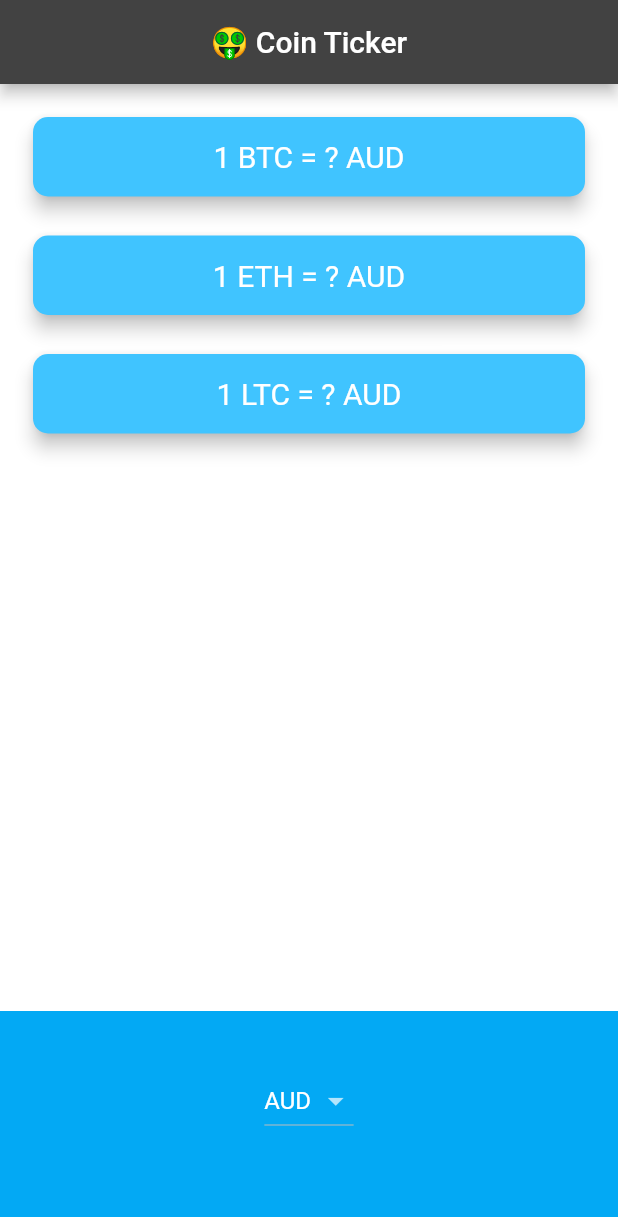
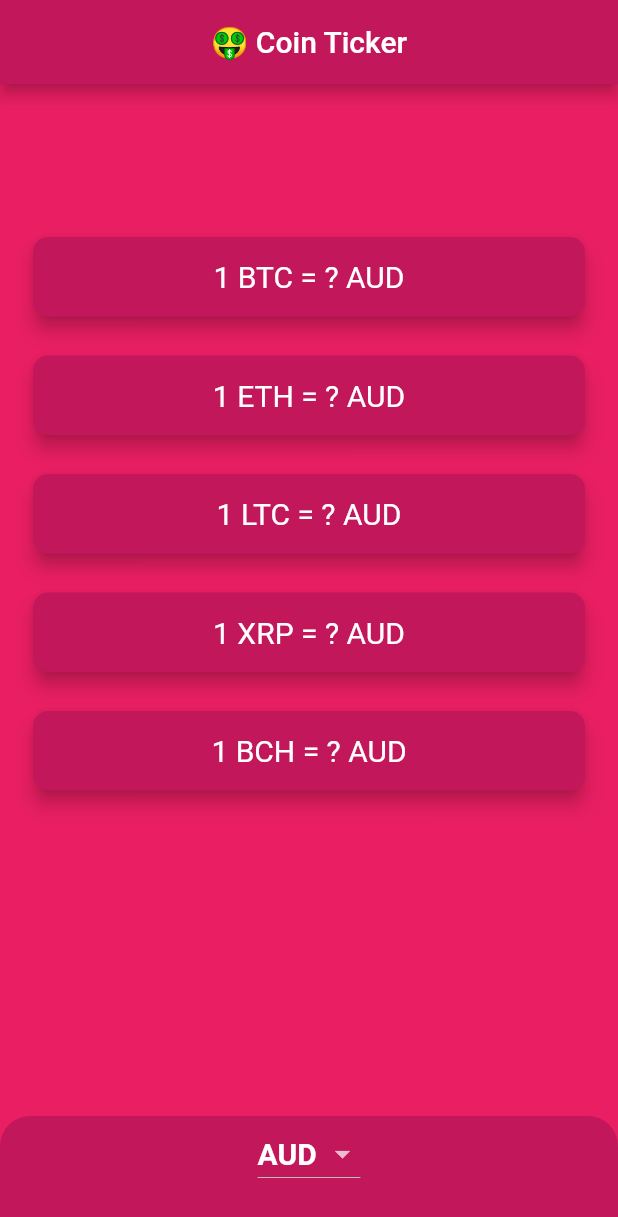
Before and after one commit to its-asaduzzaman/Coin-Tracker, a Flutter app: the screen it shows after launch, on a phone screen of 412 x 824 dp. Shown: the top 1217 px of the screen. Run offline on Flutter 3.47's test engine with Material 2 defaults, Android fonts, the phone set to English and light mode, and no system bars; network calls fail.

Commit message:
change ui and add more CC

```diff
--- a/lib/coin_data.dart
+++ b/lib/coin_data.dart
@@ -29,6 +29,8 @@ const List<String> cryptoList = [
   'BTC',
   'ETH',
   'LTC',
+  'XRP',
+  'BCH'
 ];
 
 const coinApiURL = 'https://rest.coinapi.io/v1/exchangerate';
--- a/lib/main.dart
+++ b/lib/main.dart
@@ -4,13 +4,16 @@ import 'price_screen.dart';
 void main() => runApp(MyApp());
 
 class MyApp extends StatelessWidget {
+  const MyApp({Key? key}) : super(key: key);
+
   @override
   Widget build(BuildContext context) {
     return MaterialApp(
+      debugShowCheckedModeBanner: false,
       theme: ThemeData.dark().copyWith(
-          primaryColor: Colors.lightBlue,
-          scaffoldBackgroundColor: Colors.white),
-      home: PriceScreen(),
+          primaryColor: Colors.redAccent,
+          scaffoldBackgroundColor: Color(0xFFE91E63)),
+      home: const PriceScreen(),
     );
   }
 }
--- a/lib/price_screen.dart
+++ b/lib/price_screen.dart
@@ -2,6 +2,8 @@ import 'package:flutter/material.dart';
 import 'coin_data.dart';
 
 class PriceScreen extends StatefulWidget {
+  const PriceScreen({Key? key}) : super(key: key);
+
   @override
   _PriceScreenState createState() => _PriceScreenState();
 }
@@ -14,7 +16,11 @@ class _PriceScreenState extends State<PriceScreen> {
     for (int i = 0; i < currenciesList.length; i++) {
       String currency = currenciesList[i];
       var newItem = DropdownMenuItem(
-        child: Text(currency),
+        child: Text(currency,style: const TextStyle(
+          fontWeight: FontWeight.bold,
+          fontSize: 20.0,
+          color: Colors.white,
+        ),),
         value: currency,
       );
       dropDownItems.add(newItem);
@@ -74,18 +80,27 @@ class _PriceScreenState extends State<PriceScreen> {
   Widget build(BuildContext context) {
     return Scaffold(
       appBar: AppBar(
-        title: Center(child: Text('🤑 Coin Ticker')),
+        backgroundColor: const Color(0xFFC2185B),
+        title: const Center(child: Text('🤑 Coin Ticker')),
       ),
       body: Column(
         mainAxisAlignment: MainAxisAlignment.spaceBetween,
         crossAxisAlignment: CrossAxisAlignment.stretch,
         children: <Widget>[
-          makeCards(),
+          Padding(
+            padding: const EdgeInsets.only(top:80.0),
+            child: makeCards(),
+          ),
           Container(
-            height: 150.0,
+            decoration: const BoxDecoration(
+                color:Color(0xFFC2185B),
+                borderRadius: BorderRadius.only(topLeft: Radius.circular(20),topRight: Radius.circular(20))
+            ),
+
+            height: 80.0,
             alignment: Alignment.center,
-            padding: EdgeInsets.only(bottom: 30.0),
-            color: Colors.lightBlue,
+            padding: const EdgeInsets.only(bottom: 30.0),
+
             child:  getDropdownButton(),
           ),
         ],
@@ -108,19 +123,19 @@ class CryptoCard extends StatelessWidget {
   @override
   Widget build(BuildContext context) {
     return Padding(
-      padding: EdgeInsets.fromLTRB(18.0, 18.0, 18.0, 0),
+      padding: const EdgeInsets.fromLTRB(18.0, 18.0, 18.0, 0),
       child: Card(
-        color: Colors.lightBlueAccent,
+        color: const Color(0xFFC2185B),
         elevation: 5.0,
         shape: RoundedRectangleBorder(
           borderRadius: BorderRadius.circular(10.0),
         ),
         child: Padding(
-          padding: EdgeInsets.symmetric(vertical: 15.0, horizontal: 28.0),
+          padding: const EdgeInsets.symmetric(vertical: 15.0, horizontal: 28.0),
           child: Text(
             '1 $cryptoCurrency = $value $selectedCurrency',
             textAlign: TextAlign.center,
-            style: TextStyle(
+            style: const TextStyle(
               fontSize: 20.0,
               color: Colors.white,
             ),
```
